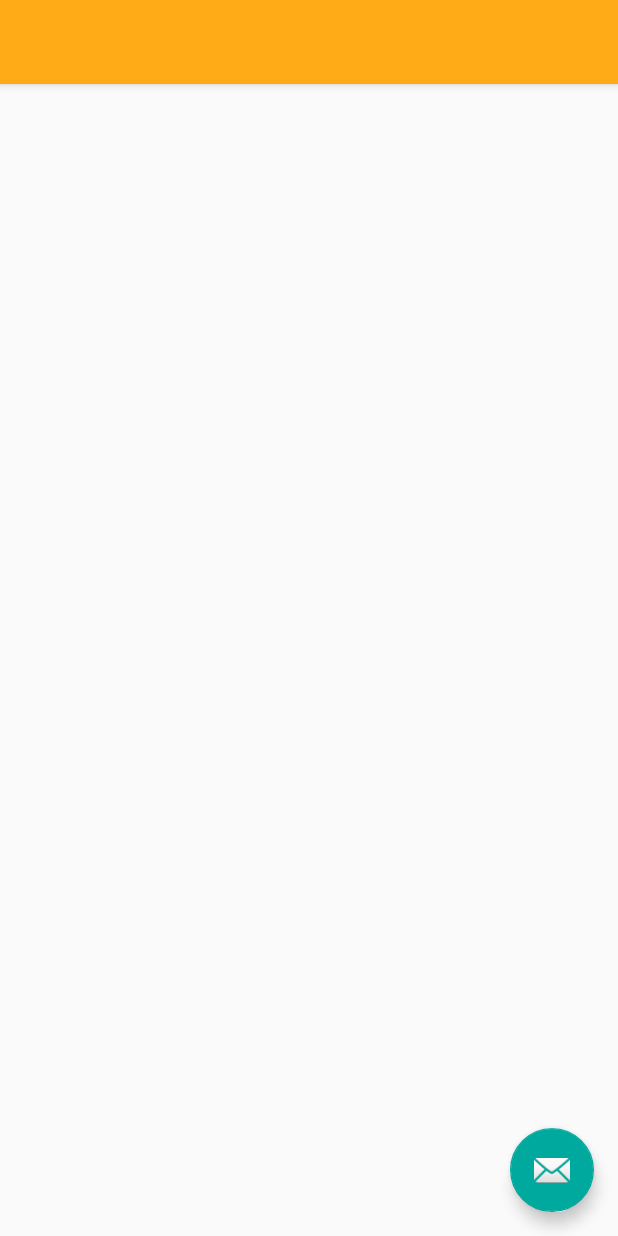
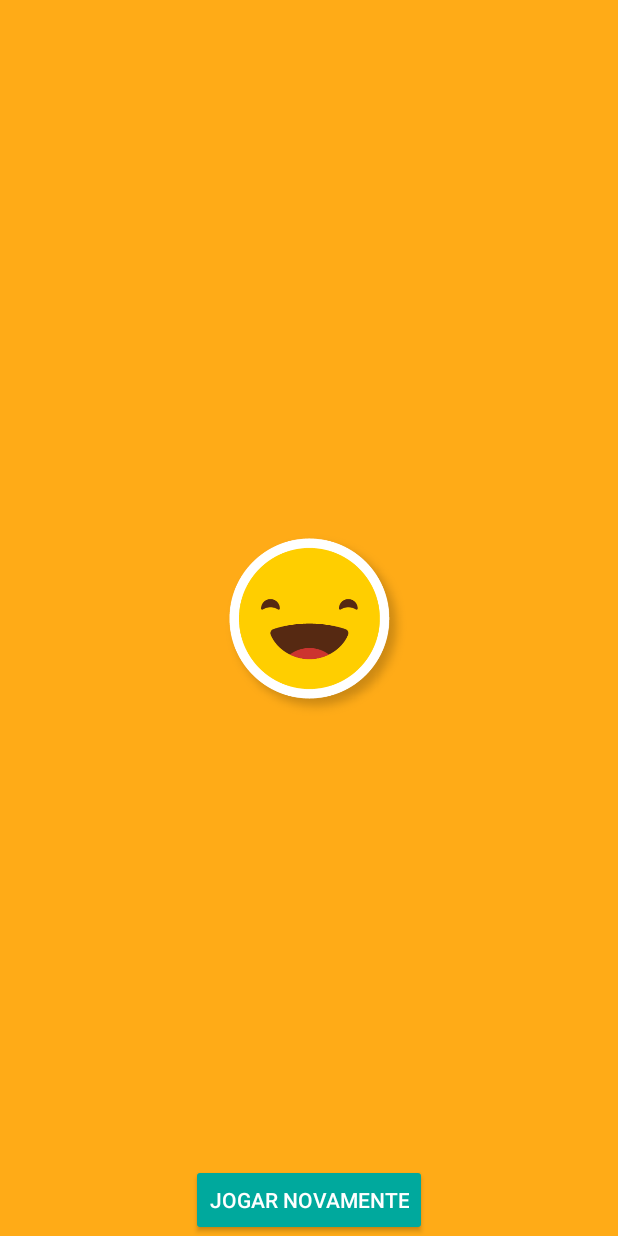
Before and after one commit to hortoni/quiz, an Android app: the layout activity_result.xml on its own in the app's theme, with its tools: preview values and no code run, on a phone screen of 412 x 824 dp. Run offline under Robolectric (Android 15) with nearby library versions, the phone set to English and light mode, and no system bars; network calls fail.

Commit message:
Update UI result activity

```diff
--- a/app/src/main/java/xyz/manolos/quiz/HomeActivity.kt
+++ b/app/src/main/java/xyz/manolos/quiz/HomeActivity.kt
@@ -18,8 +18,8 @@ class HomeActivity : AppCompatActivity() {
             if (usernameEditText.text.isBlank()) {
                 Toast.makeText(this, getString(R.string.username_error), Toast.LENGTH_LONG).show()
             } else {
-                intent.putExtra("username" , usernameEditText.text.toString())
-                startActivity(intent)
+                intent.putExtra("username", usernameEditText.text.toString())
+                this.startActivity(intent)
             }
         }
     }
--- a/app/src/main/res/layout/activity_result.xml
+++ b/app/src/main/res/layout/activity_result.xml
@@ -1,34 +1,48 @@
 <?xml version="1.0" encoding="utf-8"?>
-<androidx.coordinatorlayout.widget.CoordinatorLayout
+<androidx.constraintlayout.widget.ConstraintLayout
         xmlns:android="http://schemas.android.com/apk/res/android"
+        xmlns:tools="http://schemas.android.com/tools"
         xmlns:app="http://schemas.android.com/apk/res-auto"
-        xmlns:tools="http://schemas.android.com/tools"
         android:layout_width="match_parent"
         android:layout_height="match_parent"
+        tools:showIn="@layout/activity_result"
+        android:background="@color/yellowQuiz"
         tools:context=".ResultActivity">
 
-    <com.google.android.material.appbar.AppBarLayout
-            android:layout_height="wrap_content"
-            android:layout_width="match_parent"
-            android:theme="@style/AppTheme.AppBarOverlay">
+    <TextView
+        android:id="@+id/resultTextView"
+        android:layout_width="match_parent"
+        android:layout_height="wrap_content"
+        android:textColor="@android:color/white"
+        android:gravity="center"
+        android:padding="@dimen/fab_margin"
+        android:textSize="18sp"
+        app:layout_constraintTop_toTopOf="parent" android:layout_marginTop="150dp"
+        app:layout_constraintStart_toStartOf="parent" app:layout_constraintEnd_toEndOf="parent"
+    />
 
-        <androidx.appcompat.widget.Toolbar
-                android:id="@+id/toolbar"
-                android:layout_width="match_parent"
-                android:layout_height="?attr/actionBarSize"
-                android:background="?attr/colorPrimary"
-                app:popupTheme="@style/AppTheme.PopupOverlay"/>
+    <ImageView
+        android:id="@+id/resultImageView"
+        android:layout_width="150dp"
+        android:layout_height="150dp"
+        android:src="@drawable/ic_excellent"
+        app:layout_constraintBottom_toBottomOf="parent"
+        app:layout_constraintLeft_toLeftOf="parent"
+        app:layout_constraintRight_toRightOf="parent"
+        app:layout_constraintTop_toTopOf="parent"
+    />
 
-    </com.google.android.material.appbar.AppBarLayout>
-
-    <include layout="@layout/content_result"/>
-
-    <com.google.android.material.floatingactionbutton.FloatingActionButton
-            android:id="@+id/fab"
+    <Button
+            android:id="@+id/playAgainButton"
             android:layout_width="wrap_content"
             android:layout_height="wrap_content"
-            android:layout_gravity="bottom|end"
-            android:layout_margin="@dimen/fab_margin"
-            app:srcCompat="@android:drawable/ic_dialog_email"/>
+            android:text="@string/play_again"
+            android:backgroundTint="@color/colorAccent"
+            android:textColor="@android:color/white"
+            app:layout_constraintBottom_toBottomOf="parent"
+            app:layout_constraintLeft_toLeftOf="parent"
+            app:layout_constraintRight_toRightOf="parent"
+            android:layout_marginTop="8dp"
+            app:layout_constraintVertical_bias="1.0"/>
 
-</androidx.coordinatorlayout.widget.CoordinatorLayout>
+</androidx.constraintlayout.widget.ConstraintLayout>
--- a/app/src/main/res/layout/content_result.xml
+++ /dev/null
@@ -1,12 +0,0 @@
-<?xml version="1.0" encoding="utf-8"?>
-<androidx.constraintlayout.widget.ConstraintLayout
-        xmlns:android="http://schemas.android.com/apk/res/android"
-        xmlns:tools="http://schemas.android.com/tools"
-        xmlns:app="http://schemas.android.com/apk/res-auto"
-        android:layout_width="match_parent"
-        android:layout_height="match_parent"
-        app:layout_behavior="@string/appbar_scrolling_view_behavior"
-        tools:showIn="@layout/activity_result"
-        tools:context=".ResultActivity">
-
-</androidx.constraintlayout.widget.ConstraintLayout>
--- a/app/src/main/res/values/strings.xml
+++ b/app/src/main/res/values/strings.xml
@@ -9,6 +9,7 @@
     <string name="error_select_asnwer">Por Favor, selecione uma resposta.</string>
     <string name="your_name">Digite seu nome</string>
     <string name="username_error">Por favor, digite seu nome antes de continuar.</string>
+    <string name="play_again">Jogar novamente</string>
     <string name="title_activity_result">ResultActivity</string>
 
 </resources>
```
Also changed, not shown: app/src/main/java/xyz/manolos/quiz/ResultActivity.kt (+24 -7 lines), app/src/main/java/xyz/manolos/quiz/questions/QuestionActivity.kt (+6 -2 lines), app/src/main/res/layout/activity_question.xml (+0 -7 lines).
